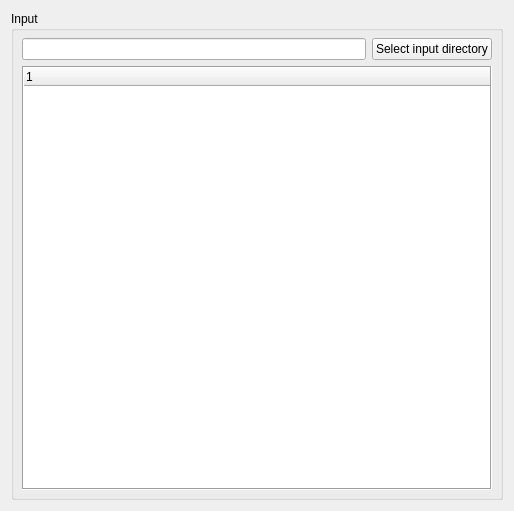
GuckLab/MPL-Data-Cast, file mpl_data_cast/gui/widget_input.ui: the form before one commit.
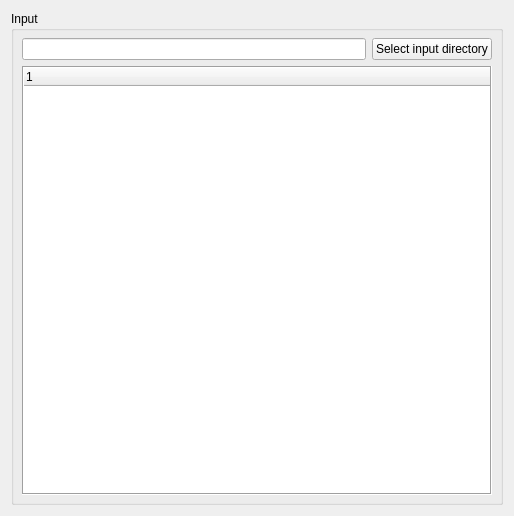
The form after the commit.

Commit message: minor refactor of gui.main and PathTree, adding tests for class PathTree

Diff of the .ui file:
```diff
--- a/mpl_data_cast/gui/widget_input.ui
+++ b/mpl_data_cast/gui/widget_input.ui
@@ -7,7 +7,7 @@
     <x>0</x>
     <y>0</y>
     <width>514</width>
-    <height>511</height>
+    <height>516</height>
    </rect>
   </property>
   <property name="acceptDrops">
@@ -138,6 +138,9 @@
           <attribute name="headerCascadingSectionResizes">
            <bool>false</bool>
           </attribute>
+          <attribute name="headerDefaultSectionSize">
+           <number>125</number>
+          </attribute>
           <column>
            <property name="text">
             <string notr="true">1</string>
```
The commit also changes 6 other files.
